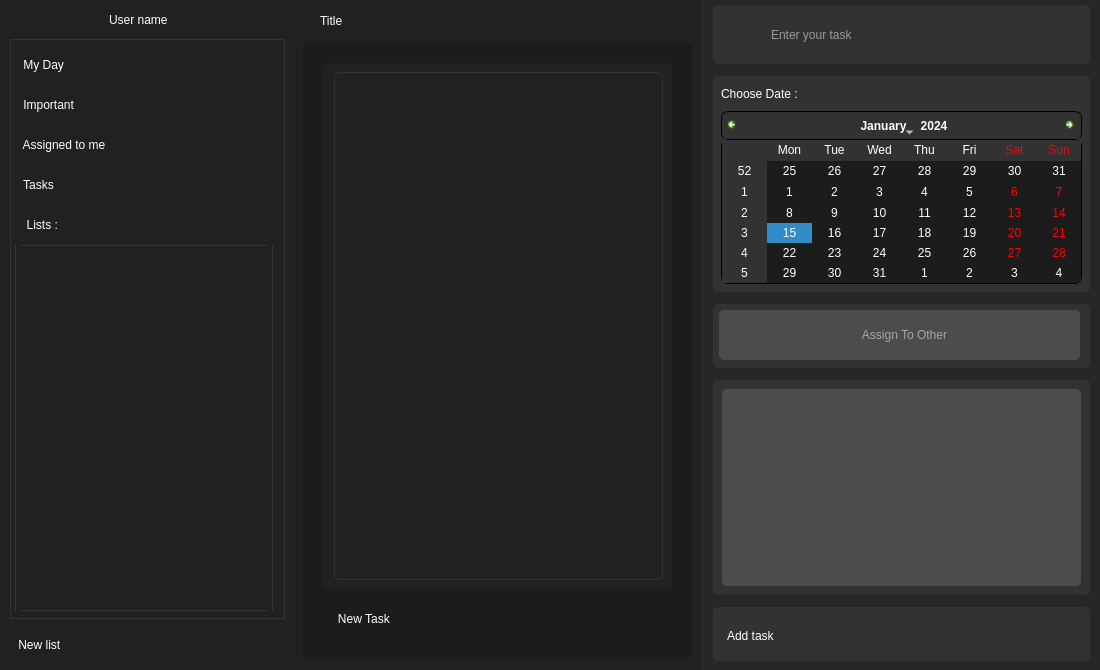
This is ToDo/maintodopanel.ui in Amirrezach1383/uiap-final-project as Qt 5 draws it before an edit. The edited form follows.
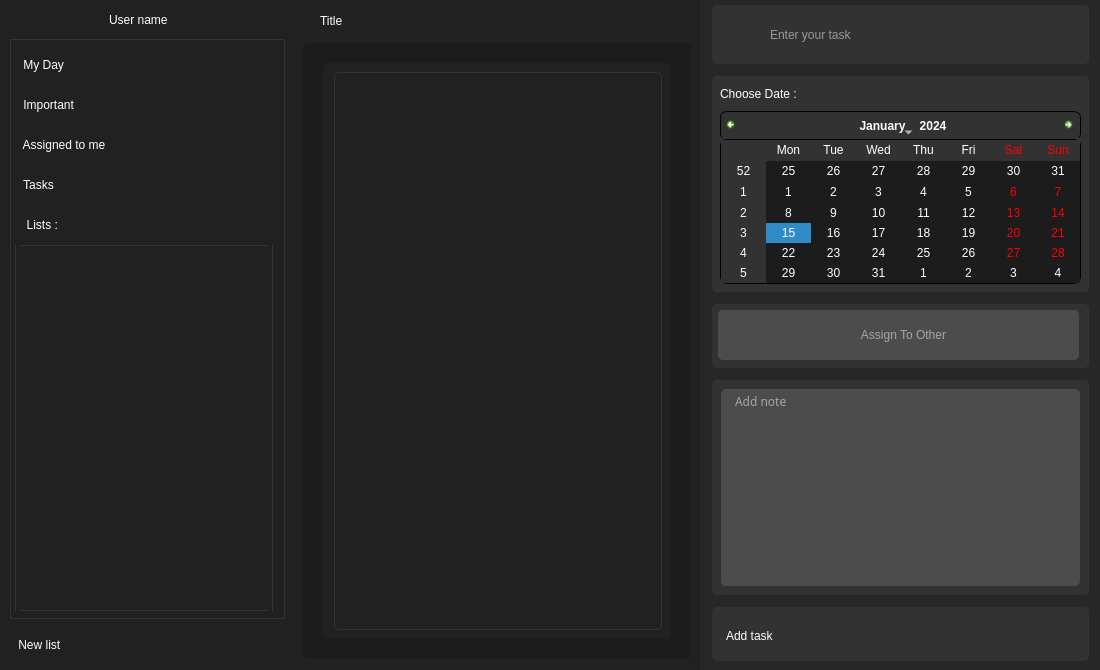
This is the edited form. The open tabs and pages were chosen to show the change. Icons and pictures are not drawn.

The edit to the form file:
```diff
--- a/ToDo/maintodopanel.ui
+++ b/ToDo/maintodopanel.ui
@@ -440,7 +440,7 @@
      <rect>
       <x>300</x>
       <y>0</y>
-      <width>801</width>
+      <width>800</width>
       <height>670</height>
      </rect>
     </property>
@@ -592,8 +592,8 @@
                        <rect>
                         <x>0</x>
                         <y>0</y>
-                        <width>64</width>
-                        <height>44</height>
+                        <width>318</width>
+                        <height>518</height>
                        </rect>
                       </property>
                       <layout class="QVBoxLayout" name="verticalLayout_15">
@@ -632,50 +632,6 @@
                   </layout>
                  </widget>
                 </item>
-                <item>
-                 <widget class="QPushButton" name="myDayNewTaskPB">
-                  <property name="styleSheet">
-                   <string notr="true">QPushButton {
-	text-align : left;
-	background : transparent; 
-	border-radius : 5 px;
-	font: 9pt &quot;Playwrite DE Grund&quot;;
-	color: rgb(255, 255, 255);
-	height : 40 px;
-	padding-left:5px;
-	border-radius:5px;
-}
-QPushButton:hover {
-	background-color: rgb(51, 51, 51);
-	font: 700 9pt &quot;Playwrite DE Grund&quot;;
-}
-QPushButton:checked {
-	background-color: rgb(51, 51, 51);
-	font: 700 9pt &quot;Playwrite DE Grund&quot;;
-}</string>
-                  </property>
-                  <property name="text">
-                   <string>   New Task </string>
-                  </property>
-                  <property name="icon">
-                   <iconset resource="Resources.qrc">
-                    <normaloff>:/Image/Icons/icons8-plus-96.png</normaloff>
-                    <normalon>:/Image/Icons/out_line_circle.png</normalon>:/Image/Icons/icons8-plus-96.png</iconset>
-                  </property>
-                  <property name="iconSize">
-                   <size>
-                    <width>25</width>
-                    <height>25</height>
-                   </size>
-                  </property>
-                  <property name="checkable">
-                   <bool>true</bool>
-                  </property>
-                  <property name="autoExclusive">
-                   <bool>true</bool>
-                  </property>
-                 </widget>
-                </item>
                </layout>
               </item>
              </layout>
@@ -1866,9 +1822,17 @@
           </property>
           <layout class="QHBoxLayout" name="horizontalLayout_4">
            <item>
-            <widget class="QPlainTextEdit" name="detailesTE">
+            <widget class="QTextEdit" name="detailsTE">
+             <property name="font">
+              <font>
+               <family>Playwrite DE Grund</family>
+               <pointsize>9</pointsize>
+               <italic>false</italic>
+               <bold>false</bold>
+              </font>
+             </property>
              <property name="styleSheet">
-              <string notr="true">QPlainTextEdit {
+              <string notr="true">QTextEdit {
 	border-radius : 5px;
 	background-color: rgb(76, 76, 76);
 	text-align : left;
@@ -1882,11 +1846,8 @@
 	font: 700 10pt &quot;Playwrite DE Grund&quot;;
 }</string>
              </property>
-             <property name="plainText">
-              <string/>
-             </property>
              <property name="placeholderText">
-              <string>Add Note</string>
+              <string>Add note</string>
              </property>
             </widget>
            </item>
```
Left out of the diff: 16 changed lines with no effect on the pictures.
